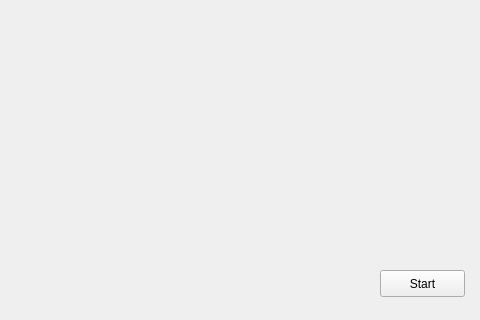
Before: the Qt Designer form mainwindow.ui in mevv/crowd, drawn with Qt 5; both pictures show x 320 to 800 and y 280 to 600 of the 800 by 600 pixel window.
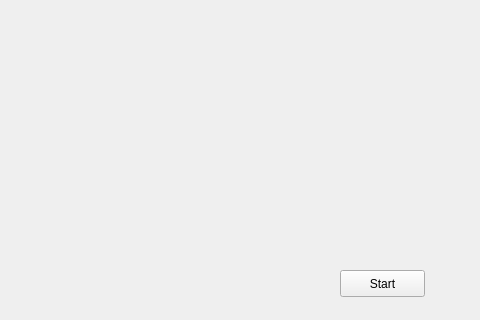
After: the same form once the commit is applied.

What changed in the file:
```diff
--- a/mainwindow.ui
+++ b/mainwindow.ui
@@ -10,6 +10,12 @@
     <height>600</height>
    </rect>
   </property>
+  <property name="sizePolicy">
+   <sizepolicy hsizetype="Preferred" vsizetype="Preferred">
+    <horstretch>0</horstretch>
+    <verstretch>0</verstretch>
+   </sizepolicy>
+  </property>
   <property name="windowTitle">
    <string>MainWindow</string>
   </property>
@@ -32,12 +38,18 @@
    <widget class="QPushButton" name="playButton">
     <property name="geometry">
      <rect>
-      <x>700</x>
+      <x>660</x>
       <y>550</y>
       <width>85</width>
       <height>27</height>
      </rect>
     </property>
+    <property name="focusPolicy">
+     <enum>Qt::NoFocus</enum>
+    </property>
+    <property name="layoutDirection">
+     <enum>Qt::LeftToRight</enum>
+    </property>
     <property name="text">
      <string>Start</string>
     </property>
```
